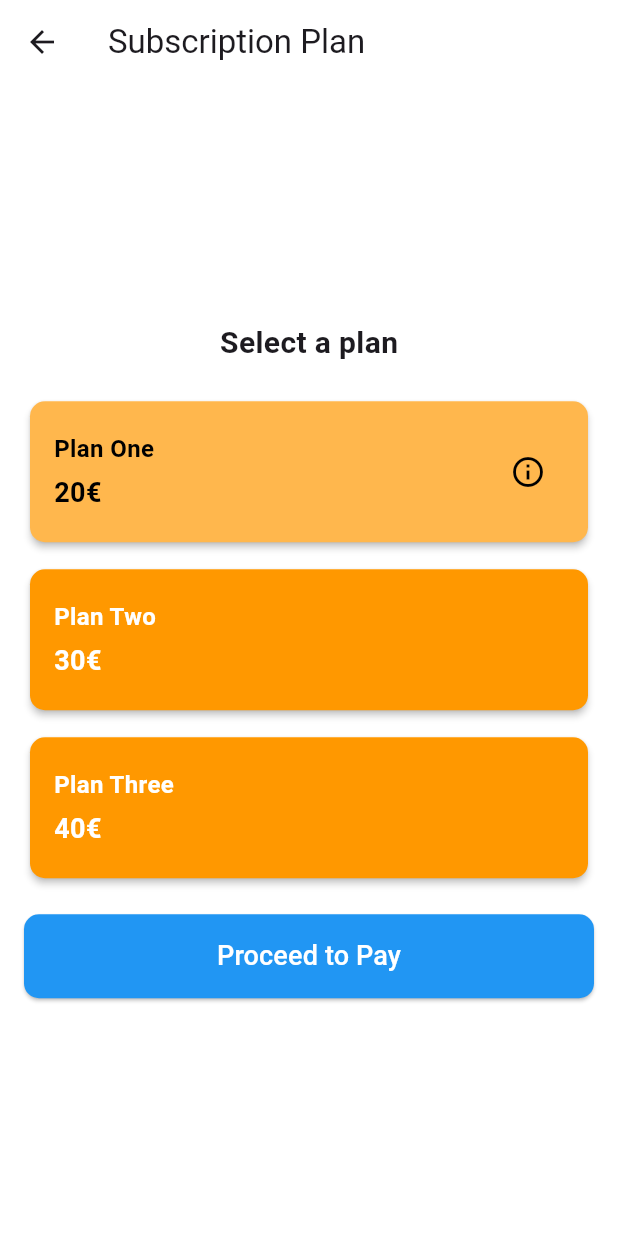
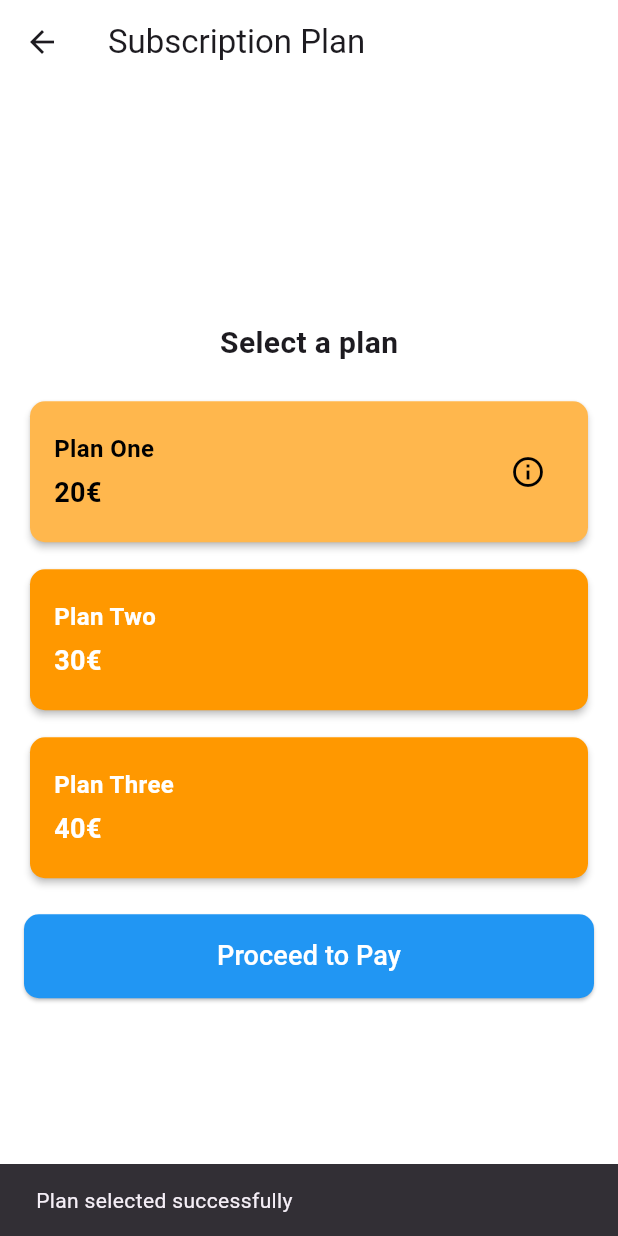
Before and after one commit to Theproxycos/pulse_gym, a Flutter app: the SubscriptionPage screen opened by its route, after a tap on "Plan One", after a tap on "Proceed to Pay", on a phone screen of 412 x 824 dp. Run offline on Flutter 3.47's test engine with Material 3 defaults, Android fonts, the phone set to English and light mode, and no system bars; our stand-ins replace cloud_firestore, easy_date_timeline, email_validator, firebase_core, firebase_storage, fl_chart and 2 more; accounts and stored records are empty.

Commit message:
subscription page
subscription add a line to the database "subscription_plan" for use in the future

```diff
--- a/lib/main.dart
+++ b/lib/main.dart
@@ -45,10 +45,10 @@ class PulseGym extends StatelessWidget {
       routes: {
         '/homepage': (context) => HomePage(userId: userId ?? ''),
         '/login': (context) => const Login(),
-        '/subscription_page': (context) => const SubscriptionPage(),
+        '/subscription_page': (context) => SubscriptionPage(userId: userId ?? ''),
         '/newpass': (context) => const Newpass(),
         '/register_page': (context) => const RegisterPage(),
-        '/settings_page': (context) => const SettingsPage(),
+        '/settings_page': (context) => SettingsPage(userId: userId ?? ''),
         '/exercises_page': (context) => ExercisesPage(userId: userId ?? ''),
         '/all_exercises': (context) => GymPage(userId: userId ?? ''),
         '/profile': (context) => ProfilePage(userId: userId ?? ''),
--- a/lib/screens/homepage.dart
+++ b/lib/screens/homepage.dart
@@ -100,7 +100,7 @@ class _HomePageState extends State<HomePage> {
               onTap: () {
                 Navigator.push(
                   context,
-                  MaterialPageRoute(builder: (context) => SettingsPage()),
+                  MaterialPageRoute(builder: (context) => SettingsPage(userId: widget.userId,)),
                 );
               },
               child: CircleAvatar(
--- a/lib/screens/subscription_page.dart
+++ b/lib/screens/subscription_page.dart
@@ -1,32 +1,91 @@
 import 'package:flutter/material.dart';
-// Ajuste o caminho conforme necessário
-
-import 'plan_description.dart';
+import 'package:cloud_firestore/cloud_firestore.dart';
 
 class SubscriptionPage extends StatefulWidget {
-  const SubscriptionPage({super.key});
+  final String userId; // Pass the user ID when navigating to this page
+
+  const SubscriptionPage({super.key, required this.userId});
 
   @override
-  _SubscriptionPageState createState() => _SubscriptionPageState();
+  State<SubscriptionPage> createState() => _SubscriptionPageState();
 }
 
 class _SubscriptionPageState extends State<SubscriptionPage> {
-  int?
-      selectedPlanIndex; // Índice do plano selecionado (null se nenhum plano for selecionado)
+  final FirebaseFirestore _firestore = FirebaseFirestore.instance;
+  String? _userName; // To store the user's name
+  int? selectedPlanIndex; // To track the selected plan
+
+  @override
+  void initState() {
+    super.initState();
+    if (widget.userId.isEmpty) {
+      print('Error: User ID is empty!');
+      return; // Stop further execution if userId is invalid
+    }
+    _fetchUserName(); // Fetch the user's name from Firestore
+  }
+
+  Future<void> _fetchUserName() async {
+    try {
+      final userDoc =
+          await _firestore.collection('users').doc(widget.userId).get();
+      if (userDoc.exists) {
+        setState(() {
+          _userName = userDoc['username']; // Assuming the field is 'username'
+        });
+      }
+    } catch (e) {
+      print('Error fetching user name: $e');
+    }
+  }
+
+  // This method updates the user's selected plan in Firestore
+  Future<void> _updateUserPlan() async {
+    String selectedPlan;
+    switch (selectedPlanIndex) {
+      case 0:
+        selectedPlan = "Plan One";
+        break;
+      case 1:
+        selectedPlan = "Plan Two";
+        break;
+      case 2:
+        selectedPlan = "Plan Three";
+        break;
+      default:
+        selectedPlan = "Unknown";
+    }
+
+    try {
+      await _firestore.collection('users').doc(widget.userId).update({
+        'subscription_plan': selectedPlan, // Update the subscription plan field
+      });
+
+      // After updating, you can navigate to the payment page or show a success message
+      ScaffoldMessenger.of(context).showSnackBar(
+        const SnackBar(content: Text("Plan selected successfully")),
+      );
+    } catch (e) {
+      print("Error updating user plan: $e");
+      ScaffoldMessenger.of(context).showSnackBar(
+        const SnackBar(content: Text("Failed to select plan")),
+      );
+    }
+  }
 
   @override
   Widget build(BuildContext context) {
     return Scaffold(
       backgroundColor: Colors.white,
       appBar: AppBar(
-          backgroundColor: Colors.white, title: Text("Subscription Plan")),
+        backgroundColor: Colors.white,
+        title: Text(_userName != null ? "Hello, $_userName!" : "Subscription Plan"),
+      ),
       body: Padding(
         padding: const EdgeInsets.all(16.0),
         child: Column(
-          mainAxisAlignment:
-              MainAxisAlignment.center, // Centraliza o conteúdo verticalmente
-          crossAxisAlignment: CrossAxisAlignment
-              .center, // Centraliza o conteúdo horizontalmente
+          mainAxisAlignment: MainAxisAlignment.center,
+          crossAxisAlignment: CrossAxisAlignment.center,
           children: [
             const Text(
               "Select a plan",
@@ -59,19 +118,17 @@ class _SubscriptionPageState extends State<SubscriptionPage> {
               index: 2,
               description: "Description for Plan Three",
             ),
-            const SizedBox(
-                height: 20), // Espaço extra entre as caixas e o botão
+            const SizedBox(height: 20),
             ElevatedButton(
               onPressed: selectedPlanIndex != null
                   ? () {
-                      // Ação para "Proceed to Pay"
+                      _updateUserPlan(); // Update plan in Firestore
                     }
-                  : null, // Desabilita o botão caso nenhum plano esteja selecionado
+                  : null,
               style: ElevatedButton.styleFrom(
                 backgroundColor: selectedPlanIndex != null
                     ? Colors.blue
-                    : Colors
-                        .grey, // Azul se houver plano selecionado, cinza se não
+                    : Colors.grey,
                 padding: const EdgeInsets.symmetric(vertical: 15),
                 shape: RoundedRectangleBorder(
                   borderRadius: BorderRadius.circular(10),
@@ -95,22 +152,18 @@ class _SubscriptionPageState extends State<SubscriptionPage> {
     required String title,
     required String price,
     required int index,
-    required String description, // Agora passa a descrição para cada plano
+    required String description,
   }) {
     final isSelected = selectedPlanIndex == index;
 
     return GestureDetector(
       onTap: () {
         setState(() {
-          selectedPlanIndex = isSelected
-              ? null
-              : index; // Alterna entre selecionado e desmarcado
+          selectedPlanIndex = isSelected ? null : index;
         });
       },
       child: Card(
-        color: isSelected
-            ? Colors.orange[300]
-            : Colors.orange, // Cor mais clara quando selecionado
+        color: isSelected ? Colors.orange[300] : Colors.orange,
         elevation: 2,
         shape: RoundedRectangleBorder(
           borderRadius: BorderRadius.circular(10),
@@ -128,9 +181,7 @@ class _SubscriptionPageState extends State<SubscriptionPage> {
                     style: TextStyle(
                       fontSize: 16,
                       fontWeight: FontWeight.bold,
-                      color: isSelected
-                          ? Colors.black
-                          : Colors.white, // Cor do texto invertida
+                      color: isSelected ? Colors.black : Colors.white,
                     ),
                   ),
                   const SizedBox(height: 5),
@@ -139,9 +190,7 @@ class _SubscriptionPageState extends State<SubscriptionPage> {
                     style: TextStyle(
                       fontSize: 18,
                       fontWeight: FontWeight.bold,
-                      color: isSelected
-                          ? Colors.black
-                          : Colors.white, // Cor do texto invertida
+                      color: isSelected ? Colors.black : Colors.white,
                     ),
                   ),
                 ],
@@ -150,11 +199,9 @@ class _SubscriptionPageState extends State<SubscriptionPage> {
                 IconButton(
                   icon: const Icon(
                     Icons.info_outline,
-                    color: Colors
-                        .black, // Ícone de descrição (aparece quando selecionado)
+                    color: Colors.black,
                   ),
                   onPressed: () {
-                    // Navegar para a página de descrição do plano
                     Navigator.push(
                       context,
                       MaterialPageRoute(
@@ -173,3 +220,28 @@ class _SubscriptionPageState extends State<SubscriptionPage> {
     );
   }
 }
+
+// Sample PlanDescriptionPage to show more details of a plan.
+class PlanDescriptionPage extends StatelessWidget {
+  final String planTitle;
+  final String planDescription;
+
+  const PlanDescriptionPage({
+    super.key,
+    required this.planTitle,
+    required this.planDescription,
+  });
+
+  @override
+  Widget build(BuildContext context) {
+    return Scaffold(
+      appBar: AppBar(
+        title: Text(planTitle),
+      ),
+      body: Padding(
+        padding: const EdgeInsets.all(16.0),
+        child: Text(planDescription),
+      ),
+    );
+  }
+}
--- a/lib/services/firestore.dart
+++ b/lib/services/firestore.dart
@@ -203,4 +203,17 @@ class FirestoreService {
       return null;
     }
   }
+
+// Update the user's selected plan
+  Future<void> updateUserPlan(String userId, String plan) async {
+    try {
+      await _firestore.collection('users').doc(userId).update({
+        'plan': plan, // Update the plan field
+      });
+      print('User plan updated successfully.');
+    } catch (e) {
+      print('Error updating user plan: $e');
+      throw Exception('Failed to update plan.');
+    }
+  }
 }
```
Also changed, not shown: lib/screens/settings_page.dart (+6 -2 lines).
